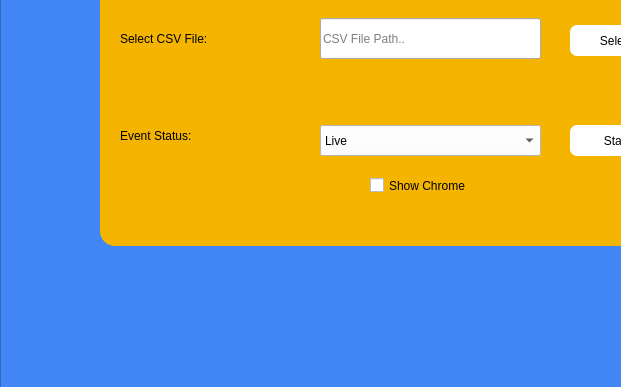
DSC-UIT-khi/Google-DSC-Platform-Extension, file ui_files/main_window.ui: the form before one commit; both pictures show x 0 to 621 and y 284 to 671 of the 801 by 671 pixel window.
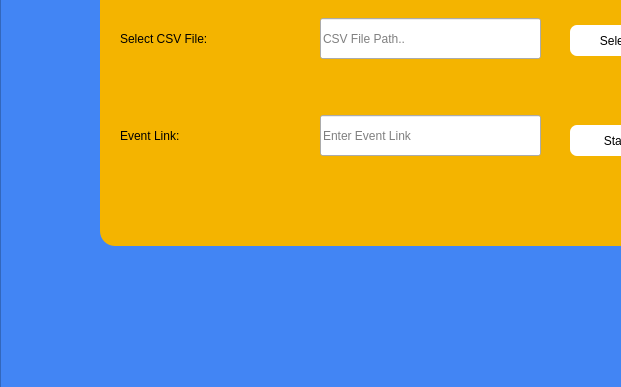
The form after the commit. Icons and pictures are not drawn.

```diff
--- a/ui_files/main_window.ui
+++ b/ui_files/main_window.ui
@@ -161,52 +161,9 @@
 }</string>
       </property>
       <property name="text">
-       <string>Event Status:</string>
+       <string>Event Link:</string>
       </property>
      </widget>
-     <widget class="QComboBox" name="comboBox">
-      <property name="geometry">
-       <rect>
-        <x>220</x>
-        <y>190</y>
-        <width>221</width>
-        <height>31</height>
-       </rect>
-      </property>
-      <property name="styleSheet">
-       <string notr="true">#comboBox{	
-	background-color: rgb(255, 255, 255);
-	font: 57 14pt &quot;Google Sans&quot;;
-}</string>
-      </property>
-      <item>
-       <property name="text">
-        <string>Live</string>
-       </property>
-       <property name="icon">
-        <iconset resource="pics.qrc">
-         <normaloff>:/newPrefix/assets/gg.png</normaloff>:/newPrefix/assets/gg.png</iconset>
-       </property>
-      </item>
-      <item>
-       <property name="text">
-        <string>Draft</string>
-       </property>
-       <property name="icon">
-        <iconset resource="pics.qrc">
-         <normaloff>:/newPrefix/assets/gg.png</normaloff>:/newPrefix/assets/gg.png</iconset>
-       </property>
-      </item>
-      <item>
-       <property name="text">
-        <string>Completed</string>
-       </property>
-       <property name="icon">
-        <iconset resource="pics.qrc">
-         <normaloff>:/newPrefix/assets/gg.png</normaloff>:/newPrefix/assets/gg.png</iconset>
-       </property>
-      </item>
-     </widget>
      <widget class="QPushButton" name="start_btn">
       <property name="geometry">
        <rect>
@@ -234,23 +191,20 @@
        <string>Start</string>
       </property>
      </widget>
-     <widget class="QCheckBox" name="show_check">
+     <widget class="QLineEdit" name="lineEdit_2">
       <property name="geometry">
        <rect>
-        <x>270</x>
-        <y>230</y>
-        <width>121</width>
+        <x>220</x>
+        <y>180</y>
+        <width>221</width>
         <height>41</height>
        </rect>
       </property>
       <property name="styleSheet">
-       <string notr="true">#show_check{	
-	font: 57 8pt &quot;Google Sans&quot;;
-
-}</string>
+       <string notr="true">font: 9pt &quot;MS Shell Dlg 2&quot;;</string>
       </property>
-      <property name="text">
-       <string>Show Chrome</string>
+      <property name="placeholderText">
+       <string>Enter Event Link</string>
       </property>
      </widget>
     </widget>
```
Left out of the diff: 10 changed lines with no effect on the pictures.
